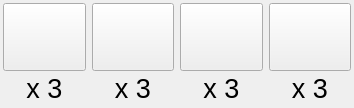
First picture: the form in Agricola_Front/Basic/worker_board.ui, repository kimmoney/Agricola, before the edit.
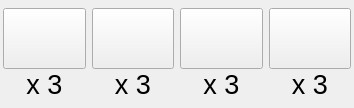
Second picture: the form after the edit. Icons and pictures are not drawn.

Diff of the .ui file:
```diff
--- a/Agricola_Front/Basic/worker_board.ui
+++ b/Agricola_Front/Basic/worker_board.ui
@@ -21,13 +21,13 @@
     <number>0</number>
    </property>
    <property name="topMargin">
-    <number>0</number>
+    <number>5</number>
    </property>
    <property name="rightMargin">
     <number>0</number>
    </property>
    <property name="bottomMargin">
-    <number>0</number>
+    <number>5</number>
    </property>
    <item>
     <widget class="QWidget" name="widget_5" native="true">
```
